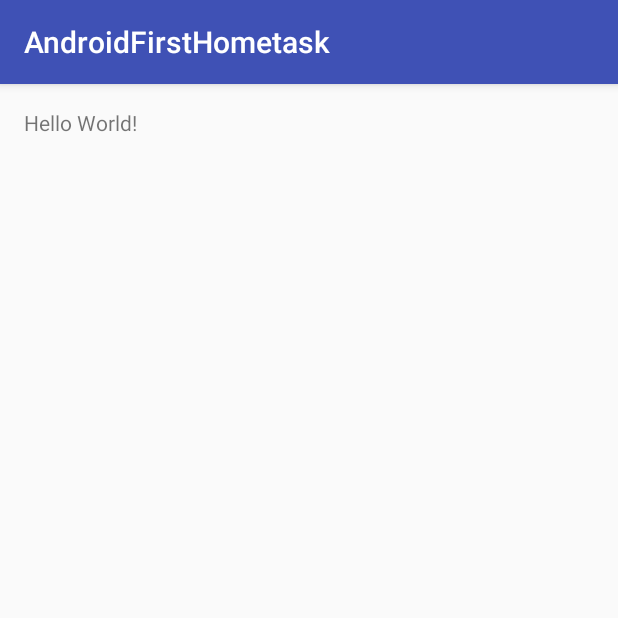
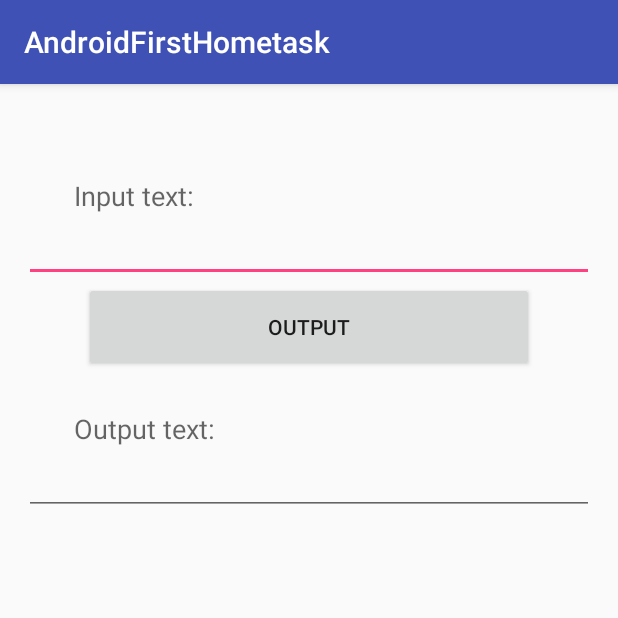
Before and after one commit to ValeriyBilyk/AndroidFirstHometask, an Android app: the screen it shows after launch (MainActivity), on a phone screen of 412 x 824 dp, the top half of it. Run offline under Robolectric (Android 15) with nearby library versions, the phone set to English and light mode, and no system bars.

Commit message:
Home task 1

```diff
--- a/app/src/main/java/org/thegeekhub/vbilyk/firsthometask/MainActivity.java
+++ b/app/src/main/java/org/thegeekhub/vbilyk/firsthometask/MainActivity.java
@@ -2,6 +2,9 @@ package org.thegeekhub.vbilyk.firsthometask;
 
 import android.os.Bundle;
 import android.support.v7.app.AppCompatActivity;
+import android.view.View;
+import android.widget.Button;
+import android.widget.EditText;
 
 public class MainActivity extends AppCompatActivity {
 
@@ -9,5 +12,19 @@ public class MainActivity extends AppCompatActivity {
     protected void onCreate(Bundle savedInstanceState) {
         super.onCreate(savedInstanceState);
         setContentView(R.layout.activity_main);
+
+        Button buttonOutput = (Button) findViewById(R.id.button_output);
+        buttonOutput.setOnClickListener(new View.OnClickListener() {
+            @Override
+            public void onClick(View v) {
+                EditText editTextInput = (EditText) findViewById(R.id.edit_text_input);
+                String textInput = editTextInput.getText().toString();
+
+                EditText editTextOutput = (EditText) findViewById(R.id.edit_text_output);
+                editTextOutput.setText(textInput);
+            }
+        });
     }
+
+
 }
--- a/app/src/main/res/layout/activity_main.xml
+++ b/app/src/main/res/layout/activity_main.xml
@@ -9,8 +9,54 @@
     android:paddingTop="@dimen/activity_vertical_margin"
     tools:context=".MainActivity">
 
+
     <TextView
+        android:id="@+id/text_view_input"
         android:layout_width="wrap_content"
         android:layout_height="wrap_content"
-        android:text="Hello World!" />
+        android:layout_alignParentLeft="true"
+        android:layout_alignParentStart="true"
+        android:layout_alignParentTop="true"
+        android:layout_marginLeft="33dp"
+        android:layout_marginStart="33dp"
+        android:layout_marginTop="46dp"
+        android:text="Input text:"
+        android:textAppearance="?android:attr/textAppearanceMedium" />
+
+    <EditText
+        android:id="@+id/edit_text_input"
+        android:layout_width="match_parent"
+        android:layout_height="wrap_content"
+        android:layout_alignParentLeft="true"
+        android:layout_alignParentStart="true"
+        android:layout_below="@+id/text_view_input" />
+
+
+    <Button
+        android:id="@+id/button_output"
+        android:layout_width="300dp"
+        android:layout_height="60dp"
+        android:layout_below="@+id/edit_text_input"
+        android:layout_centerHorizontal="true"
+        android:text="Output" />
+
+    <TextView
+        android:id="@+id/text_view_output"
+        android:layout_width="wrap_content"
+        android:layout_height="wrap_content"
+        android:layout_alignLeft="@+id/text_view_input"
+        android:layout_alignStart="@+id/text_view_input"
+        android:layout_below="@+id/button_output"
+        android:layout_marginTop="25dp"
+        android:text="Output text:"
+        android:textAppearance="?android:attr/textAppearanceMedium" />
+
+    <EditText
+        android:id="@+id/edit_text_output"
+        android:layout_width="match_parent"
+        android:layout_height="wrap_content"
+        android:layout_alignParentLeft="true"
+        android:layout_alignParentStart="true"
+        android:layout_below="@+id/text_view_output" />
+
 </RelativeLayout>
```
